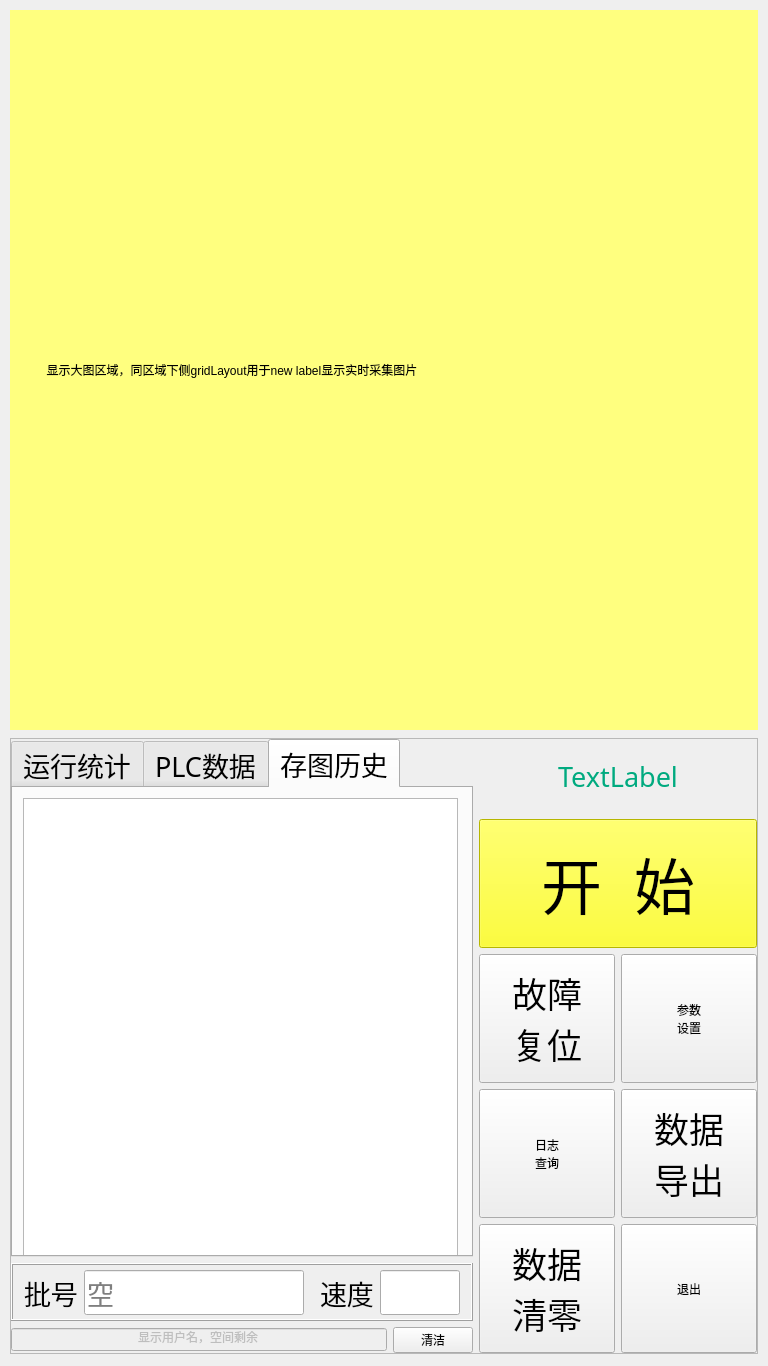
The window that Device360/Device360.ui (zhaoxiaochun-art/360) describes before a commit, drawn with Qt 5.
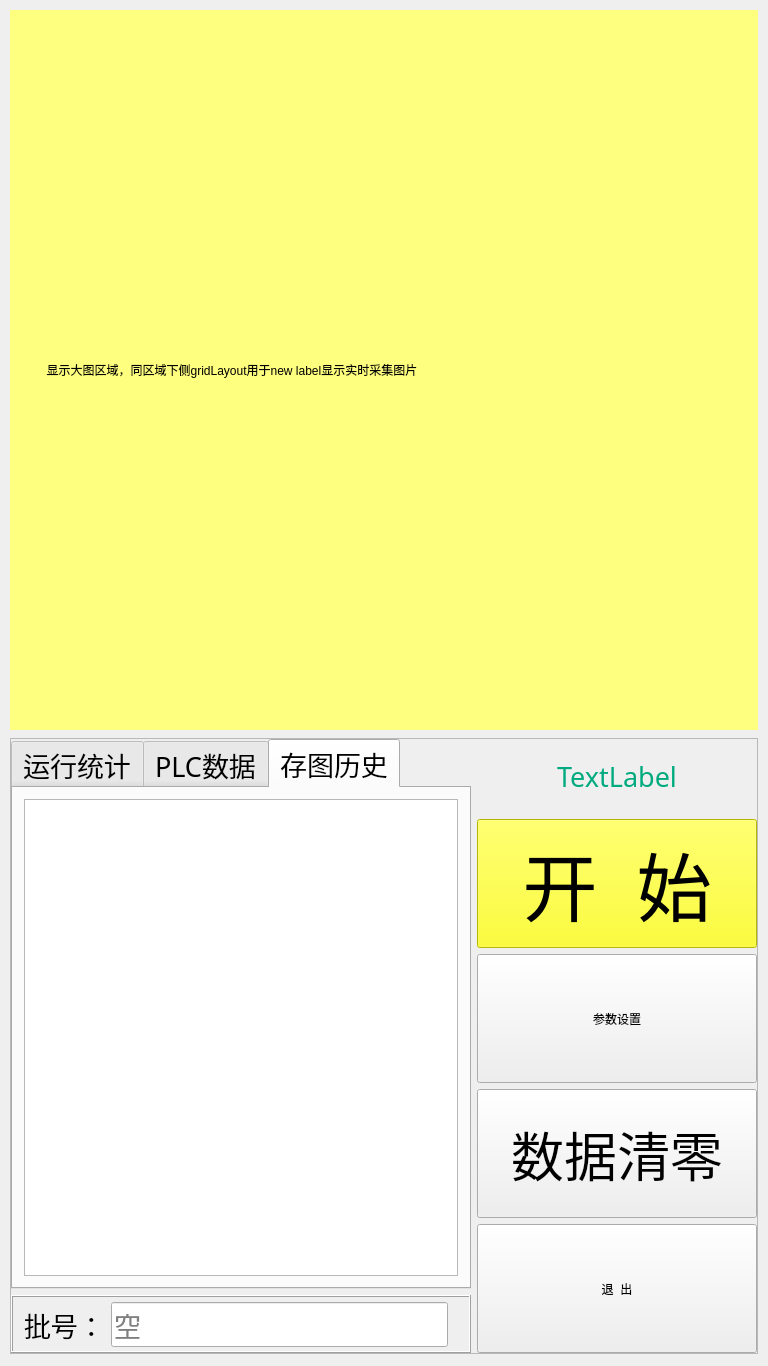
The same window after the commit. The open tabs and pages were chosen to show the change. Custom widgets are drawn as their Qt base class.

Commit message: update dr-pharm

The edit to the form file:
```diff
--- a/Device360/Device360.ui
+++ b/Device360/Device360.ui
@@ -62,6 +62,18 @@
       <height>616</height>
      </rect>
     </property>
+    <property name="minimumSize">
+     <size>
+      <width>748</width>
+      <height>616</height>
+     </size>
+    </property>
+    <property name="maximumSize">
+     <size>
+      <width>748</width>
+      <height>616</height>
+     </size>
+    </property>
     <property name="frameShape">
      <enum>QFrame::StyledPanel</enum>
     </property>
@@ -235,16 +247,11 @@
             <attribute name="title">
              <string>存图历史</string>
             </attribute>
-            <widget class="QListWidget" name="lW_Picture">
-             <property name="geometry">
-              <rect>
-               <x>10</x>
-               <y>10</y>
-               <width>435</width>
-               <height>461</height>
-              </rect>
-             </property>
-            </widget>
+            <layout class="QVBoxLayout" name="verticalLayout_2">
+             <item>
+              <widget class="QListWidget" name="lW_Picture"/>
+             </item>
+            </layout>
            </widget>
           </widget>
          </item>
@@ -272,7 +279,7 @@
                </font>
               </property>
               <property name="text">
-               <string>批号</string>
+               <string>批号：</string>
               </property>
              </widget>
             </item>
@@ -311,103 +318,11 @@
               </property>
              </spacer>
             </item>
-            <item>
-             <widget class="QLabel" name="label_15">
-              <property name="font">
-               <font>
-                <family>幼圆</family>
-                <pointsize>20</pointsize>
-               </font>
-              </property>
-              <property name="text">
-               <string>速度</string>
-              </property>
-             </widget>
-            </item>
-            <item>
-             <widget class="QLineEdit" name="lE_RunSpeed">
-              <property name="enabled">
-               <bool>true</bool>
-              </property>
-              <property name="minimumSize">
-               <size>
-                <width>80</width>
-                <height>0</height>
-               </size>
-              </property>
-              <property name="maximumSize">
-               <size>
-                <width>80</width>
-                <height>16777215</height>
-               </size>
-              </property>
-              <property name="font">
-               <font>
-                <family>幼圆</family>
-                <pointsize>20</pointsize>
-               </font>
-              </property>
-             </widget>
-            </item>
            </layout>
           </widget>
          </item>
          <item>
-          <layout class="QGridLayout" name="gridLayout_2">
-           <item row="0" column="0">
-            <widget class="QLineEdit" name="lE_freeSpace">
-             <property name="enabled">
-              <bool>false</bool>
-             </property>
-             <property name="sizePolicy">
-              <sizepolicy hsizetype="Preferred" vsizetype="Fixed">
-               <horstretch>0</horstretch>
-               <verstretch>0</verstretch>
-              </sizepolicy>
-             </property>
-             <property name="minimumSize">
-              <size>
-               <width>0</width>
-               <height>23</height>
-              </size>
-             </property>
-             <property name="maximumSize">
-              <size>
-               <width>16777215</width>
-               <height>23</height>
-              </size>
-             </property>
-             <property name="styleSheet">
-              <string notr="true">font: 14pt &quot;幼圆&quot;;</string>
-             </property>
-             <property name="text">
-              <string>显示用户名，空间剩余</string>
-             </property>
-             <property name="alignment">
-              <set>Qt::AlignCenter</set>
-             </property>
-            </widget>
-           </item>
-           <item row="0" column="1">
-            <widget class="QPushButton" name="Button_Clean">
-             <property name="sizePolicy">
-              <sizepolicy hsizetype="Fixed" vsizetype="Fixed">
-               <horstretch>0</horstretch>
-               <verstretch>0</verstretch>
-              </sizepolicy>
-             </property>
-             <property name="styleSheet">
-              <string notr="true">font: 14pt &quot;幼圆&quot;;</string>
-             </property>
-             <property name="text">
-              <string>清洁</string>
-             </property>
-             <property name="checkable">
-              <bool>true</bool>
-             </property>
-            </widget>
-           </item>
-          </layout>
+          <layout class="QGridLayout" name="gridLayout_2"/>
          </item>
         </layout>
        </item>
@@ -480,14 +395,20 @@
           <widget class="QPushButton" name="Button_Start">
            <property name="minimumSize">
             <size>
-             <width>0</width>
+             <width>280</width>
              <height>129</height>
             </size>
            </property>
+           <property name="maximumSize">
+            <size>
+             <width>280</width>
+             <height>16777215</height>
+            </size>
+           </property>
            <property name="font">
             <font>
              <family>幼圆</family>
-             <pointsize>46</pointsize>
+             <pointsize>56</pointsize>
              <weight>50</weight>
              <italic>false</italic>
              <bold>false</bold>
@@ -507,106 +428,38 @@
          </item>
          <item>
           <layout class="QGridLayout" name="gridLayout_3">
+           <item row="3" column="0">
+            <widget class="QPushButton" name="Button_Exit">
+             <property name="sizePolicy">
+              <sizepolicy hsizetype="Preferred" vsizetype="Preferred">
+               <horstretch>0</horstretch>
+               <verstretch>0</verstretch>
+              </sizepolicy>
+             </property>
+             <property name="minimumSize">
+              <size>
+               <width>280</width>
+               <height>129</height>
+              </size>
+             </property>
+             <property name="maximumSize">
+              <size>
+               <width>280</width>
+               <height>129</height>
+              </size>
+             </property>
+             <property name="styleSheet">
+              <string notr="true">font: 40pt &quot;幼圆&quot;;</string>
+             </property>
+             <property name="text">
+              <string>退  出</string>
+             </property>
+             <property name="checkable">
+              <bool>false</bool>
+             </property>
+            </widget>
+           </item>
            <item row="1" column="0">
-            <widget class="QPushButton" name="Button_Log">
-             <property name="sizePolicy">
-              <sizepolicy hsizetype="Preferred" vsizetype="Preferred">
-               <horstretch>0</horstretch>
-               <verstretch>0</verstretch>
-              </sizepolicy>
-             </property>
-             <property name="minimumSize">
-              <size>
-               <width>136</width>
-               <height>129</height>
-              </size>
-             </property>
-             <property name="maximumSize">
-              <size>
-               <width>136</width>
-               <height>129</height>
-              </size>
-             </property>
-             <property name="styleSheet">
-              <string notr="true">font: 26pt &quot;幼圆&quot;;</string>
-             </property>
-             <property name="text">
-              <string>日志
-查询</string>
-             </property>
-             <property name="checkable">
-              <bool>false</bool>
-             </property>
-            </widget>
-           </item>
-           <item row="0" column="1">
-            <widget class="QPushButton" name="Button_CameraSet">
-             <property name="sizePolicy">
-              <sizepolicy hsizetype="Preferred" vsizetype="Preferred">
-               <horstretch>0</horstretch>
-               <verstretch>0</verstretch>
-              </sizepolicy>
-             </property>
-             <property name="minimumSize">
-              <size>
-               <width>136</width>
-               <height>129</height>
-              </size>
-             </property>
-             <property name="maximumSize">
-              <size>
-               <width>136</width>
-               <height>129</height>
-              </size>
-             </property>
-             <property name="styleSheet">
-              <string notr="true">font: 26pt &quot;幼圆&quot;;</string>
-             </property>
-             <property name="text">
-              <string>参数
-设置</string>
-             </property>
-            </widget>
-           </item>
-           <item row="1" column="1">
-            <widget class="QPushButton" name="Button_DataOut">
-             <property name="sizePolicy">
-              <sizepolicy hsizetype="Preferred" vsizetype="Preferred">
-               <horstretch>0</horstretch>
-               <verstretch>0</verstretch>
-              </sizepolicy>
-             </property>
-             <property name="minimumSize">
-              <size>
-               <width>136</width>
-               <height>129</height>
-              </size>
-             </property>
-             <property name="maximumSize">
-              <size>
-               <width>136</width>
-               <height>129</height>
-              </size>
-             </property>
-             <property name="font">
-              <font>
-               <family>幼圆</family>
-               <pointsize>26</pointsize>
-               <weight>50</weight>
-               <italic>false</italic>
-               <bold>false</bold>
-              </font>
-             </property>
-             <property name="styleSheet">
-              <string notr="true">font: 26pt &quot;幼圆&quot;;</string>
-             </property>
-             <property name="text">
-              <string>数据
-导出</string>
-             </property>
-            </widget>
-           </item>
-           <item row="2" column="0">
             <widget class="QPushButton" name="Button_CountReset">
              <property name="sizePolicy">
               <sizepolicy hsizetype="Preferred" vsizetype="Preferred">
@@ -616,20 +469,20 @@
              </property>
              <property name="minimumSize">
               <size>
-               <width>136</width>
+               <width>280</width>
                <height>129</height>
               </size>
              </property>
              <property name="maximumSize">
               <size>
-               <width>136</width>
+               <width>280</width>
                <height>129</height>
               </size>
              </property>
              <property name="font">
               <font>
                <family>幼圆</family>
-               <pointsize>26</pointsize>
+               <pointsize>40</pointsize>
                <weight>50</weight>
                <italic>false</italic>
                <bold>false</bold>
@@ -639,8 +492,7 @@
               <string notr="true">font: 26pt &quot;幼圆&quot;;</string>
              </property>
              <property name="text">
-              <string>数据
-清零</string>
+              <string>数据清零</string>
              </property>
              <property name="checkable">
               <bool>false</bool>
@@ -648,7 +500,7 @@
             </widget>
            </item>
            <item row="0" column="0">
-            <widget class="QPushButton" name="Button_AlarmReset">
+            <widget class="QPushButton" name="Button_CameraSet">
              <property name="sizePolicy">
               <sizepolicy hsizetype="Preferred" vsizetype="Preferred">
                <horstretch>0</horstretch>
@@ -657,65 +509,21 @@
              </property>
              <property name="minimumSize">
               <size>
-               <width>136</width>
+               <width>280</width>
                <height>129</height>
               </size>
              </property>
              <property name="maximumSize">
               <size>
-               <width>136</width>
+               <width>280</width>
                <height>129</height>
               </size>
              </property>
-             <property name="font">
-              <font>
-               <family>幼圆</family>
-               <pointsize>26</pointsize>
-               <weight>50</weight>
-               <italic>false</italic>
-               <bold>false</bold>
-              </font>
-             </property>
              <property name="styleSheet">
-              <string notr="true">font: 26pt &quot;幼圆&quot;;</string>
+              <string notr="true">font: 40pt &quot;幼圆&quot;;</string>
              </property>
              <property name="text">
-              <string>故障
-复位</string>
-             </property>
-             <property name="checkable">
-              <bool>false</bool>
-             </property>
-            </widget>
-           </item>
-           <item row="2" column="1">
-            <widget class="QPushButton" name="Button_Exit">
-             <property name="sizePolicy">
-              <sizepolicy hsizetype="Preferred" vsizetype="Preferred">
-               <horstretch>0</horstretch>
-               <verstretch>0</verstretch>
-              </sizepolicy>
-             </property>
-             <property name="minimumSize">
-              <size>
-               <width>136</width>
-               <height>129</height>
-              </size>
-             </property>
-             <property name="maximumSize">
-              <size>
-               <width>136</width>
-               <height>129</height>
-              </size>
-             </property>
-             <property name="styleSheet">
-              <string notr="true">font: 26pt &quot;幼圆&quot;;</string>
-             </property>
-             <property name="text">
-              <string>退出</string>
-             </property>
-             <property name="checkable">
-              <bool>false</bool>
+              <string>参数设置</string>
              </property>
             </widget>
            </item>
```
Left out of the diff: 6 changed lines with no effect on the pictures. The commit also changes 1 other file.
